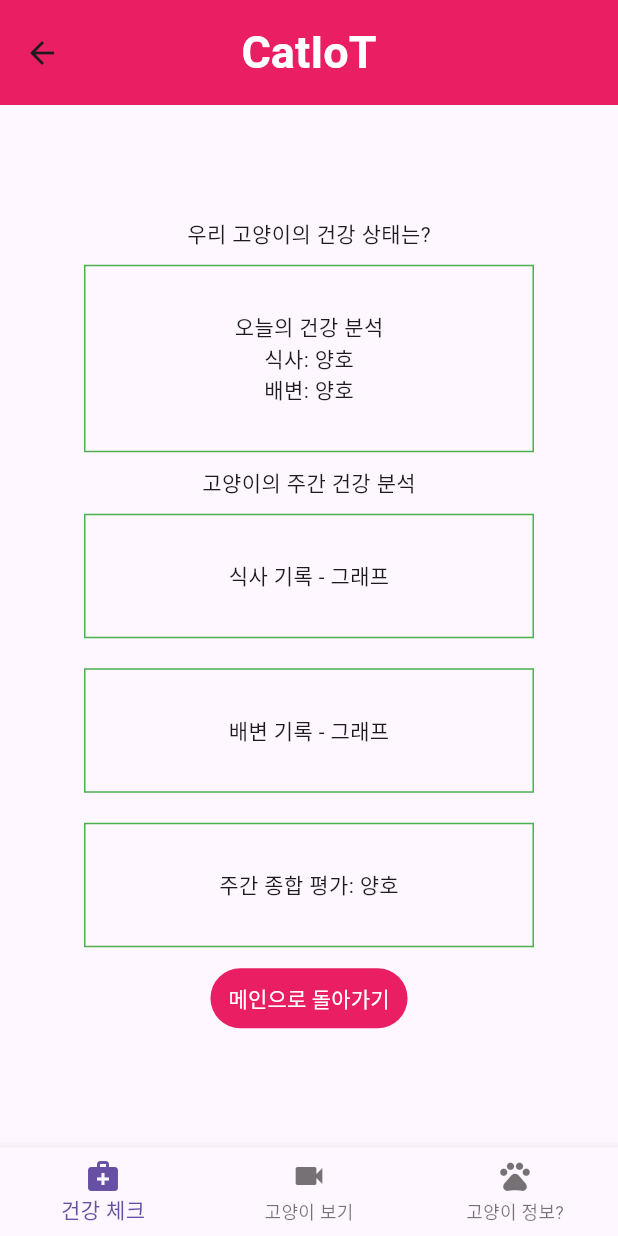
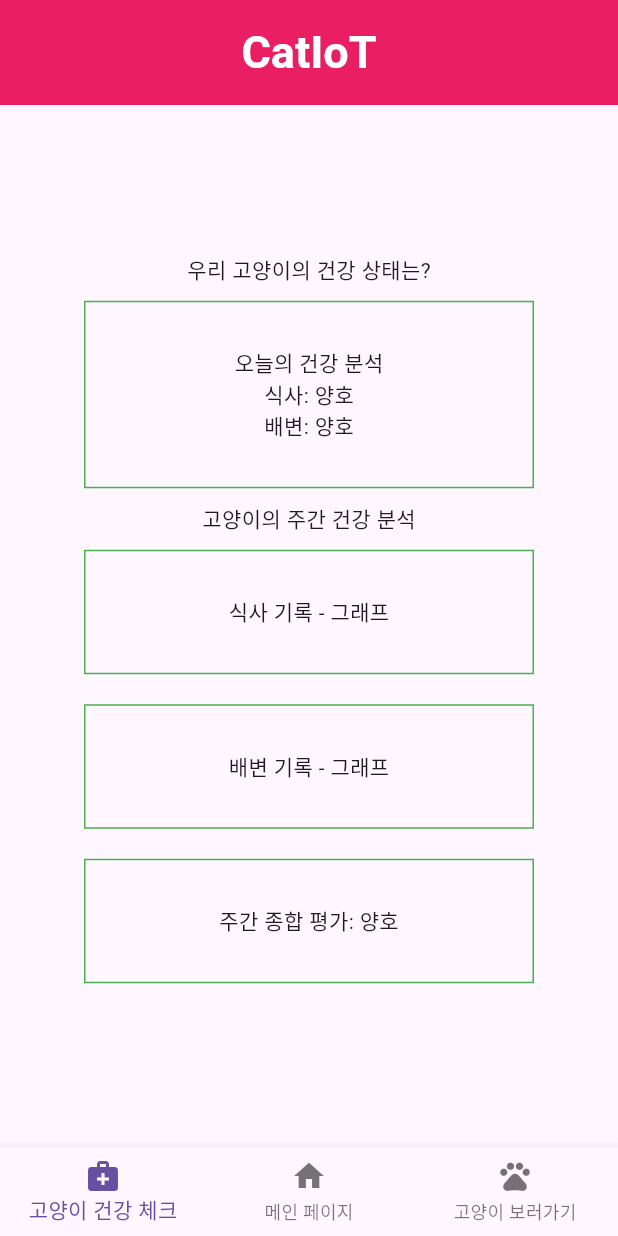
Before and after one commit to qkrrjsxor/CatIoT, a Flutter app: the Health screen opened by its route, on a phone screen of 412 x 824 dp. Run offline on Flutter 3.47's test engine with Material 3 defaults, Android fonts, the phone set to English and light mode, and no system bars; our stand-ins replace fluttertoast, video_player; network calls fail.

Commit message:
Feat:네비게이션 수정

```diff
--- a/FrontEnd/untitled/lib/main.dart
+++ b/FrontEnd/untitled/lib/main.dart
@@ -2,6 +2,8 @@ import 'package:flutter/material.dart';
 import 'package:untitled/screens/login.dart';
 import 'package:untitled/screens/catscreen.dart';
 import 'package:untitled/screens/health.dart';
+import 'package:untitled/screens/mainpage.dart';
+
 
 void main() {
   runApp(const MyApp());
@@ -21,7 +23,9 @@ class MyApp extends StatelessWidget {
       ),
       routes: {
         '/health': (context) => Health(),
-        '/catview': (context) => CatScreen()
+        '/catview': (context) => CatScreen(),
+        '/mainpage': (context) => MainScreen()
+
       },
       home: Login(),
     );
--- a/FrontEnd/untitled/lib/screens/catscreen.dart
+++ b/FrontEnd/untitled/lib/screens/catscreen.dart
@@ -23,6 +23,8 @@ class _MyCatState extends State<CatScreen> {
         'https://flutter.github.io/assets-for-api-docs/assets/videos/bee.mp4'));
 
     _initializeVideoPlayerFuture = _controller.initialize();
+
+    _controller.play();
   }
 
   @override
@@ -36,6 +38,7 @@ class _MyCatState extends State<CatScreen> {
   Widget build(BuildContext context) {
     return Scaffold(
       appBar: AppBar(
+        automaticallyImplyLeading: false,
         toolbarHeight: 70,
         title: Text('CatIoT',
             style: TextStyle(
@@ -72,20 +75,20 @@ class _MyCatState extends State<CatScreen> {
         },
       ),
 
-      floatingActionButton: FloatingActionButton(
-        onPressed: () {
-          setState(() {
-            if (_controller.value.isPlaying) {
-              _controller.pause();
-            } else {
-              _controller.play();
-            }
-          });
-        },
-        child: Icon(
-          _controller.value.isPlaying ? Icons.pause : Icons.play_arrow,
-        ),
-      ),
+      // floatingActionButton: FloatingActionButton(
+      //   onPressed: () {
+      //     setState(() {
+      //       if (_controller.value.isPlaying) {
+      //         _controller.pause();
+      //       } else {
+      //         _controller.play();
+      //       }
+      //     });
+      //   },
+      //   child: Icon(
+      //     _controller.value.isPlaying ? Icons.pause : Icons.play_arrow,
+      //   ),
+      // ),
 
       // Center(
       //   child: Column(
@@ -135,7 +138,7 @@ class _MyCatState extends State<CatScreen> {
               Navigator.pushNamed(context, '/health');
               break;
             case 1:
-              Navigator.pushNamed(context, '/catview');
+              Navigator.pushNamed(context, '/mainpage');
             case 2:
               Navigator.pushNamed(context, '/catview');
             // default:
@@ -145,11 +148,13 @@ class _MyCatState extends State<CatScreen> {
         },
         items: [
           BottomNavigationBarItem(
-              icon: Icon(Icons.medical_services), label: '건강 체크'),
-          BottomNavigationBarItem(icon: Icon(Icons.videocam), label: '고양이 보기'),
-          BottomNavigationBarItem(icon: Icon(Icons.pets), label: '고양이 정보?'),
+              icon: Icon(Icons.medical_services), label: '고양이 건강 체크'),
+          BottomNavigationBarItem(icon: Icon(Icons.home), label: '메인 페이지'),
+          BottomNavigationBarItem(icon: Icon(Icons.pets), label: '고양이 보러가기'),
         ],
       ),
+
+
     );
   }
 }
--- a/FrontEnd/untitled/lib/screens/feeder_auto.dart
+++ b/FrontEnd/untitled/lib/screens/feeder_auto.dart
@@ -22,6 +22,7 @@ class AutoScreen extends State<FeederAuto> {
   Widget build(BuildContext context) {
     return Scaffold(
       appBar: AppBar(
+        automaticallyImplyLeading: false,
         toolbarHeight: 70,
         title: Text('CatIoT',
             style: TextStyle(
@@ -280,19 +281,19 @@ class AutoScreen extends State<FeederAuto> {
               Navigator.pushNamed(context, '/health');
               break;
             case 1:
-              Navigator.pushNamed(context, '/catview');
+              Navigator.pushNamed(context, '/mainpage');
             case 2:
               Navigator.pushNamed(context, '/catview');
-            // default:
-            //   Navigator.pushNamed(context, '/health');
-            // ***디폴트 경로 설정: 필요할 경우 추가하기***
+          // default:
+          //   Navigator.pushNamed(context, '/health');
+          // ***디폴트 경로 설정: 필요할 경우 추가하기***
           }
         },
         items: [
           BottomNavigationBarItem(
-              icon: Icon(Icons.medical_services), label: '건강 체크'),
-          BottomNavigationBarItem(icon: Icon(Icons.videocam), label: '고양이 보기'),
-          BottomNavigationBarItem(icon: Icon(Icons.pets), label: '고양이 정보?'),
+              icon: Icon(Icons.medical_services), label: '고양이 건강 체크'),
+          BottomNavigationBarItem(icon: Icon(Icons.home), label: '메인 페이지'),
+          BottomNavigationBarItem(icon: Icon(Icons.pets), label: '고양이 보러가기'),
         ],
       ),
     );
--- a/FrontEnd/untitled/lib/screens/feeder_manual.dart
+++ b/FrontEnd/untitled/lib/screens/feeder_manual.dart
@@ -9,6 +9,7 @@ class FeederManual extends StatelessWidget {
   Widget build(BuildContext context) {
     return Scaffold(
       appBar: AppBar(
+        automaticallyImplyLeading: false,
         toolbarHeight: 70,
         title: Text('CatIoT',
             style: TextStyle(
@@ -109,19 +110,19 @@ class FeederManual extends StatelessWidget {
               Navigator.pushNamed(context, '/health');
               break;
             case 1:
-              Navigator.pushNamed(context, '/catview');
+              Navigator.pushNamed(context, '/mainpage');
             case 2:
               Navigator.pushNamed(context, '/catview');
-            // default:
-            //   Navigator.pushNamed(context, '/health');
-            // ***디폴트 경로 설정: 필요할 경우 추가하기***
+          // default:
+          //   Navigator.pushNamed(context, '/health');
+          // ***디폴트 경로 설정: 필요할 경우 추가하기***
           }
         },
         items: [
           BottomNavigationBarItem(
-              icon: Icon(Icons.medical_services), label: '건강 체크'),
-          BottomNavigationBarItem(icon: Icon(Icons.videocam), label: '고양이 보기'),
-          BottomNavigationBarItem(icon: Icon(Icons.pets), label: '고양이 정보?'),
+              icon: Icon(Icons.medical_services), label: '고양이 건강 체크'),
+          BottomNavigationBarItem(icon: Icon(Icons.home), label: '메인 페이지'),
+          BottomNavigationBarItem(icon: Icon(Icons.pets), label: '고양이 보러가기'),
         ],
       ),
     );
--- a/FrontEnd/untitled/lib/screens/health.dart
+++ b/FrontEnd/untitled/lib/screens/health.dart
@@ -7,6 +7,7 @@ class Health extends StatelessWidget {
   Widget build(BuildContext context) {
     return Scaffold(
       appBar: AppBar(
+        automaticallyImplyLeading: false,
         toolbarHeight: 70,
         title: Text('CatIoT',
             style: TextStyle(
@@ -74,20 +75,20 @@ class Health extends StatelessWidget {
                 ],
               ),
             ),
-            TextButton(
-                style: TextButton.styleFrom(backgroundColor: Colors.pink),
-                onPressed: () {
-                  Navigator.of(context).pop();
-                  Navigator.push(
-                      context,
-                      MaterialPageRoute(
-                        builder: (context) => MainScreen(),
-                      ));
-                },
-                child: Text(
-                  '메인으로 돌아가기',
-                  style: TextStyle(color: Colors.white),
-                ))
+            // TextButton(
+            //     style: TextButton.styleFrom(backgroundColor: Colors.pink),
+            //     onPressed: () {
+            //       Navigator.of(context).pop();
+            //       Navigator.push(
+            //           context,
+            //           MaterialPageRoute(
+            //             builder: (context) => MainScreen(),
+            //           ));
+            //     },
+            //     child: Text(
+            //       '메인으로 돌아가기',
+            //       style: TextStyle(color: Colors.white),
+            //     ))
           ],
         ),
       ),
@@ -98,19 +99,19 @@ class Health extends StatelessWidget {
               Navigator.pushNamed(context, '/health');
               break;
             case 1:
-              Navigator.pushNamed(context, '/catview');
+              Navigator.pushNamed(context, '/mainpage');
             case 2:
               Navigator.pushNamed(context, '/catview');
-            // default:
-            //   Navigator.pushNamed(context, '/health');
-            // ***디폴트 경로 설정: 필요할 경우 추가하기***
+          // default:
+          //   Navigator.pushNamed(context, '/health');
+          // ***디폴트 경로 설정: 필요할 경우 추가하기***
           }
         },
         items: [
           BottomNavigationBarItem(
-              icon: Icon(Icons.medical_services), label: '건강 체크'),
-          BottomNavigationBarItem(icon: Icon(Icons.videocam), label: '고양이 보기'),
-          BottomNavigationBarItem(icon: Icon(Icons.pets), label: '고양이 정보?'),
+              icon: Icon(Icons.medical_services), label: '고양이 건강 체크'),
+          BottomNavigationBarItem(icon: Icon(Icons.home), label: '메인 페이지'),
+          BottomNavigationBarItem(icon: Icon(Icons.pets), label: '고양이 보러가기'),
         ],
       ),
     );
--- a/FrontEnd/untitled/lib/screens/login.dart
+++ b/FrontEnd/untitled/lib/screens/login.dart
@@ -72,6 +72,7 @@ class LoginStateScreen extends State<Login> {
                   const SizedBox(height: 8.0), // 여백
                   TextFormField(
                       controller: passwordController,
+                      obscureText:true,
                       decoration: InputDecoration(
                           enabledBorder: OutlineInputBorder(
                               borderRadius: BorderRadius.circular(15),
--- a/FrontEnd/untitled/lib/screens/mainpage.dart
+++ b/FrontEnd/untitled/lib/screens/mainpage.dart
@@ -230,19 +230,19 @@ class MainScreen extends StatelessWidget {
               Navigator.pushNamed(context, '/health');
               break;
             case 1:
-              Navigator.pushNamed(context, '/catview');
+              Navigator.pushNamed(context, '/mainpage');
             case 2:
               Navigator.pushNamed(context, '/catview');
-            // default:
-            //   Navigator.pushNamed(context, '/health');
-            // ***디폴트 경로 설정: 필요할 경우 추가하기***
+          // default:
+          //   Navigator.pushNamed(context, '/health');
+          // ***디폴트 경로 설정: 필요할 경우 추가하기***
           }
         },
         items: [
           BottomNavigationBarItem(
               icon: Icon(Icons.medical_services), label: '건강 체크'),
-          BottomNavigationBarItem(icon: Icon(Icons.videocam), label: '고양이 보기'),
-          BottomNavigationBarItem(icon: Icon(Icons.pets), label: '고양이 정보?'),
+          BottomNavigationBarItem(icon: Icon(Icons.home), label: '메인 페이지'),
+          BottomNavigationBarItem(icon: Icon(Icons.pets), label: '고양이 보러가기'),
         ],
       ),
     );
```
